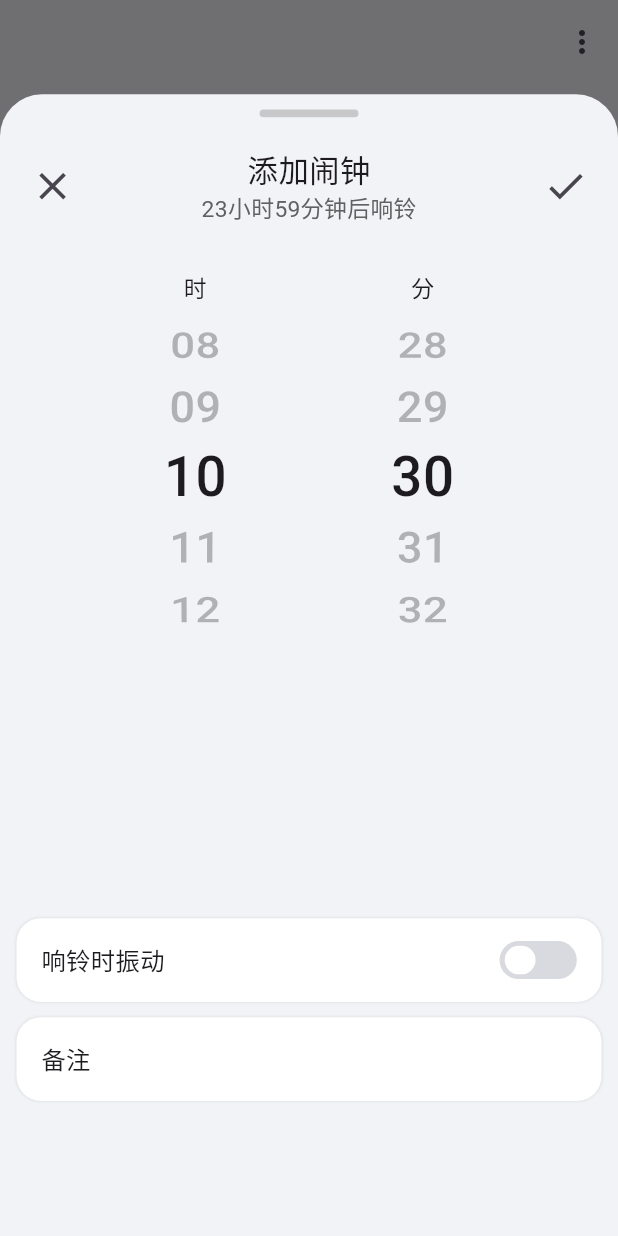
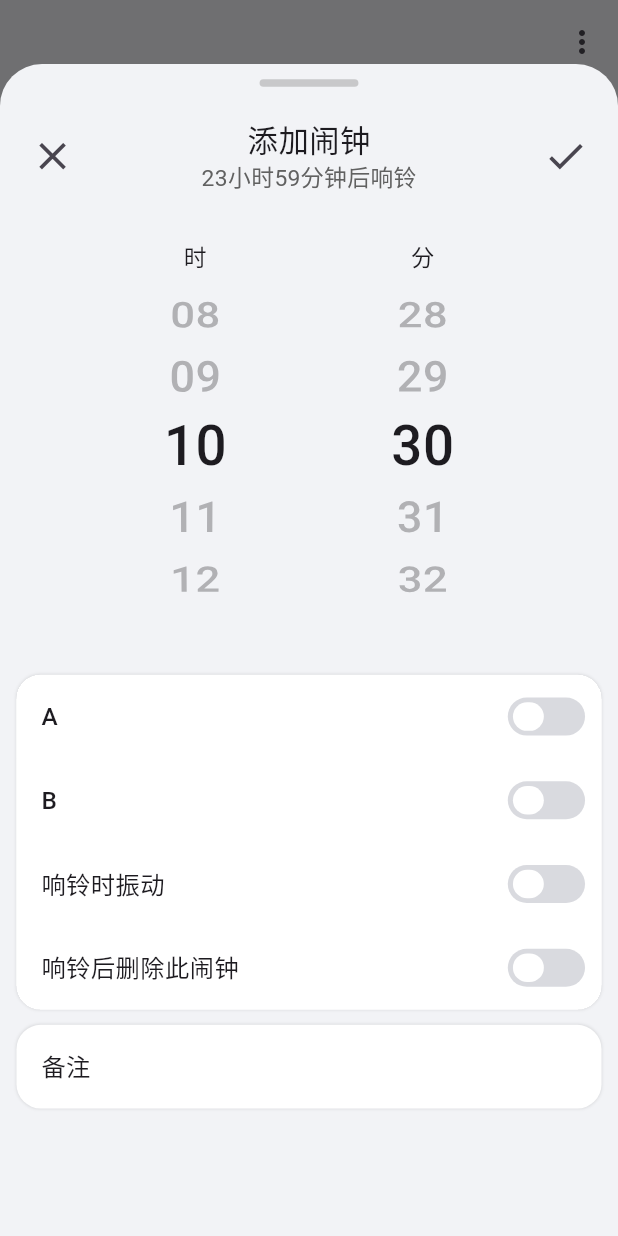
Before and after one commit to dzyz6/Medicine-Alarm, a Flutter app: the screen it shows after launch, after a tap on the "add" icon, after a tap on the "calendar today" icon, after a tap on the "add" icon, on a phone screen of 412 x 824 dp. Run offline on Flutter 3.47's test engine with Material 3 defaults, Android fonts, the phone set to English and light mode, and no system bars; our stand-ins replace flutter_screenutil; missing offline and left inert: dart:ffi.

Commit message:
按钮container布局完成，以及tapcontainer的封装优化

```diff
--- /dev/null
+++ b/lib/common/CommonPrefs.dart
@@ -0,0 +1,27 @@
+import 'package:flutter/cupertino.dart';
+import 'package:flutter/material.dart';
+import 'package:flutter_screenutil/flutter_screenutil.dart';
+
+class CommonPrefs {
+  static margin() {
+    return EdgeInsets.symmetric(horizontal: 10.w, vertical: 5.h);
+  }
+
+  static padding() {
+    return EdgeInsets.symmetric(horizontal: 15.w, vertical: 10.h);
+  }
+
+  static decoration(Color color) {
+    return BoxDecoration(
+        color:color,
+        borderRadius: BorderRadius.all(Radius.circular(16.r)),
+        boxShadow: [
+          BoxShadow(
+            color: Color(0x1A000000), // 透明度26%（比之前的15%稍高），仍浅
+            blurRadius: 1,
+            offset: Offset(0, 0),
+            spreadRadius: 0, // 不扩散，仅边缘有阴影
+          )
+        ]);
+  }
+}
--- a/lib/common/MyButton.dart
+++ b/lib/common/MyButton.dart
@@ -22,7 +22,6 @@ class _MyButtonState extends State<MyButton>
 
   @override
   void dispose() {
-    // TODO: implement dispose
     animationController.dispose();
     super.dispose();
   }
--- a/lib/common/container/MyContainer.dart
+++ b/lib/common/container/MyContainer.dart
@@ -1,43 +1,37 @@
-import 'dart:ffi';
-
-import 'package:flutter/cupertino.dart';
-import 'package:flutter/material.dart';
-import 'package:flutter_screenutil/flutter_screenutil.dart';
-
-class MyContainer extends StatefulWidget {
-  MyContainer({super.key, this.child, this.width, this.height});
-
-  Widget? child;
-  double? width;
-  double? height;
-
-  @override
-  State<MyContainer> createState() => _MyContainerState();
-}
-
-class _MyContainerState extends State<MyContainer> {
-
-  @override
-  Widget build(BuildContext context) {
-    return Container(
-      margin: EdgeInsets.symmetric(horizontal: 10.w,vertical: 5.h),
-      padding: EdgeInsets.symmetric(horizontal: 15.w,vertical: 10.h),
-      width: widget.width,
-      height: widget.height,
-      decoration: BoxDecoration(
-          color: Colors.white,
-          borderRadius: BorderRadius.all(Radius.circular(16.r)),
-        boxShadow:[
-          BoxShadow(
-            color: Color(0x1A000000), // 透明度26%（比之前的15%稍高），仍浅
-            blurRadius: 1,
-            offset: Offset(0, 0),
-            spreadRadius: 0, // 不扩散，仅边缘有阴影
-          )
-        ]
-      ),
-
-      child: widget.child,
-    );
-  }
-}
+// import 'dart:ffi';
+//
+// import 'package:flutter/cupertino.dart';
+// import 'package:flutter/material.dart';
+// import 'package:flutter_screenutil/flutter_screenutil.dart';
+//
+// class MyContainer extends StatelessWidget {
+//   MyContainer({super.key, this.child, this.width, this.height});
+//
+//   Widget? child;
+//   double? width;
+//   double? height;
+//
+//   @override
+//   Widget build(BuildContext context) {
+//     return Container(
+//       margin: EdgeInsets.symmetric(horizontal: 10.w,vertical: 5.h),
+//       padding: EdgeInsets.symmetric(horizontal: 15.w,vertical: 10.h),
+//       width: width,
+//       height: height,
+//       decoration: BoxDecoration(
+//           color: Colors.white,
+//           borderRadius: BorderRadius.all(Radius.circular(16.r)),
+//         boxShadow:[
+//           BoxShadow(
+//             color: Color(0x1A000000), // 透明度26%（比之前的15%稍高），仍浅
+//             blurRadius: 1,
+//             offset: Offset(0, 0),
+//             spreadRadius: 0, // 不扩散，仅边缘有阴影
+//           )
+//         ]
+//       ),
+//
+//       child: child,
+//     );
+//   }
+// }
--- a/lib/common/container/OnTapContainer.dart
+++ b/lib/common/container/OnTapContainer.dart
@@ -4,18 +4,20 @@ import 'package:flutter/cupertino.dart';
 import 'package:flutter/material.dart';
 import 'package:flutter_screenutil/flutter_screenutil.dart';
 import 'package:nhelp/common/Color.dart';
+import 'package:nhelp/common/CommonPrefs.dart';
 
 import '../MyButton.dart';
 
 
 
 
-
+///背景点击连接button的container
 class OnTapContainer extends StatefulWidget {
-  OnTapContainer({super.key, this.onTap,required this.text});
+  OnTapContainer({super.key, this.onTap,required this.text,required this.size});
 
   Function()? onTap;
   String text;
+  double size;
 
   @override
   State<OnTapContainer> createState() => _OnTapContainerState();
@@ -30,7 +32,6 @@ class _OnTapContainerState extends State<OnTapContainer> with SingleTickerProvid
 
   @override
   void initState() {
-    // TODO: implement initState
     super.initState();
     _animationController=AnimationController(vsync: this,duration: Duration(milliseconds: 200));
     _colorAnimation = ColorTween(
@@ -43,7 +44,7 @@ class _OnTapContainerState extends State<OnTapContainer> with SingleTickerProvid
 
   @override
   void dispose() {
-    // TODO: implement dispose
+    valueNotifier.dispose();
     _resetPressTimer?.cancel();
     _animationController.dispose();
     super.dispose();
@@ -70,9 +71,13 @@ class _OnTapContainerState extends State<OnTapContainer> with SingleTickerProvid
 
   @override
   Widget build(BuildContext context) {
+    return LayoutBuilder(
+      builder: (context,constraints) {
+        final parentHeight = constraints.maxHeight;
+        final buttonTop = ((parentHeight-widget.size.h)/2).h;
         return Stack(
+          fit: StackFit.expand,
           children: [
-
             GestureDetector(
               onTapCancel: () {
                 _setPressedState(false);
@@ -92,31 +97,16 @@ class _OnTapContainerState extends State<OnTapContainer> with SingleTickerProvid
                 animation: _colorAnimation,
                 builder: (context,child) {
                   return Container(
-                margin: EdgeInsets.symmetric(horizontal: 10.w,vertical: 5.h),
-                padding: EdgeInsets.symmetric(horizontal: 15.w,vertical: 10.h),
-                height: 55.h,
+                    color:  _colorAnimation.value,
+                    padding: CommonPrefs.padding(),
                     width: double.infinity,
-                decoration: BoxDecoration(
-                    color: _colorAnimation.value,
-                    borderRadius: BorderRadius.all(Radius.circular(16.r)),
-                    boxShadow:[
-                      BoxShadow(
-                        color: Color(0x1A000000), // 透明度26%（比之前的15%稍高），仍浅
-                        blurRadius: 1,
-                        offset: Offset(0, 0),
-                        spreadRadius: 0, // 不扩散，仅边缘有阴影
-                      )
-                    ]
-                ),
-                child: Row(
-                  mainAxisAlignment: MainAxisAlignment.spaceBetween,
-                  children: [
-                    Text(
+                    height: double.infinity,
+                    child: Align(
+                      alignment: Alignment.centerLeft,
+                      child: Text(
                         widget.text,
                         style: TextStyle(fontSize: 16.sp, fontWeight: FontWeight.w500),
                       ),
-
-                  ],
                     ),
                   );
                 }
@@ -124,14 +114,16 @@ class _OnTapContainerState extends State<OnTapContainer> with SingleTickerProvid
             ),
 
             Positioned(
-          top: 20.h,
-          right: 25.w,
+              top: 15.h,
+              right:10.w,
               child: MyButton(
-            size: 25,
+                size: widget.size,
                 valueNotifier: valueNotifier,
               ),
             ),
           ],
         );
       }
+    );
   }
+}
--- a/lib/ui/AlarmPage.dart
+++ b/lib/ui/AlarmPage.dart
@@ -2,6 +2,7 @@ import 'package:flutter/cupertino.dart';
 import 'package:flutter/material.dart';
 import 'package:flutter_screenutil/flutter_screenutil.dart';
 import 'package:nhelp/common/Color.dart';
+import 'package:nhelp/common/CommonPrefs.dart';
 import 'package:nhelp/common/MyButton.dart';
 
 import 'package:nhelp/common/container/OnTapContainer.dart';
@@ -16,7 +17,6 @@ class AlarmPage extends StatefulWidget {
 }
 
 class _AlarmPageState extends State<AlarmPage> {
-
   late FixedExtentScrollController fixedExtentScrollController;
   late FixedExtentScrollController fixedExtentScrollController2;
 
@@ -28,10 +28,10 @@ class _AlarmPageState extends State<AlarmPage> {
     var now = DateTime.now();
 
     fixedExtentScrollController = FixedExtentScrollController(
-      initialItem: now.hour ,
+      initialItem: now.hour,
     );
     fixedExtentScrollController2 = FixedExtentScrollController(
-      initialItem: now.minute ,
+      initialItem: now.minute,
     );
 
     fixedExtentScrollController.addListener(timeCalculate);
@@ -52,17 +52,25 @@ class _AlarmPageState extends State<AlarmPage> {
 
   Duration timeCalculate() {
     DateTime dateTime = DateTime.now();
-    if (!fixedExtentScrollController.hasClients || !fixedExtentScrollController2.hasClients) {
-      return Duration(hours:23,minutes:  59); // 或其他默认值
+    if (!fixedExtentScrollController.hasClients ||
+        !fixedExtentScrollController2.hasClients) {
+      return Duration(hours: 23, minutes: 59); // 或其他默认值
     }
-    DateTime dateTime2 = DateTime(dateTime.year, dateTime.month, dateTime.day,
+    DateTime dateTime2 = DateTime(
+        dateTime.year,
+        dateTime.month,
+        dateTime.day,
         fixedExtentScrollController.selectedItem,
-        fixedExtentScrollController2.selectedItem,0,0);
-    if(dateTime.isBefore(dateTime2)){
+        fixedExtentScrollController2.selectedItem,
+        0,
+        0);
+    if (dateTime.isBefore(dateTime2)) {
       return dateTime2.difference(dateTime);
-    }
-    else{
-      DateTime dateTime3 = DateTime(dateTime.year, dateTime.month, dateTime.day+1,
+    } else {
+      DateTime dateTime3 = DateTime(
+          dateTime.year,
+          dateTime.month,
+          dateTime.day + 1,
           fixedExtentScrollController.selectedItem,
           fixedExtentScrollController2.selectedItem);
       return dateTime3.difference(dateTime);
@@ -90,7 +98,6 @@ class _AlarmPageState extends State<AlarmPage> {
                     style: TextStyle(fontSize: 30.sp),
                   ),
                 )),
-
           ],
         ),
         floatingButton(),
@@ -113,7 +120,7 @@ class _AlarmPageState extends State<AlarmPage> {
               context: context,
               builder: (context) {
                 return SizedBox(
-                  height: 750.h,
+                  height: 770.h,
                   width: double.infinity,
                   child: Column(
                     children: [
@@ -133,21 +140,75 @@ class _AlarmPageState extends State<AlarmPage> {
 
                       //功能行
                       addAlarmAppbar(),
-                      SizedBox(height: 20.h,),
+                      SizedBox(
+                        height: 20.h,
+                      ),
                       //滚轮挑选
                       chooseAlarm(),
-                      SizedBox(height: 20.h,),
-                      OnTapContainer(text: "响铃时振动",),
-                      MyContainer(
+
+                      SingleChildScrollView(
+                        physics:  AlwaysScrollableScrollPhysics(),
+                        child: Column(
+                          mainAxisSize: MainAxisSize.min,
+                          children: [
+                            Container(
+                                height: (55.h)*4,
+                                width: double.infinity,
+                                clipBehavior: Clip.hardEdge,
+                                decoration: CommonPrefs.decoration(Colors.white),
+                                margin: CommonPrefs.margin(),
+                                child: Column(
+                                  children: [
+                                    SizedBox(
+                                      height:55.h,
+                                      child: OnTapContainer(
+                                        size: 25,
+                                        text: "A",
+                                      ),
+                                    ),
+                                    SizedBox(
+                                      height:55.h,
+                                      child: OnTapContainer(
+                                        size: 25,
+                                        text: "B",
+                                      ),
+                                    ),
+                                    SizedBox(
+                                      height:55.h,
+                                      child: OnTapContainer(
+                                        size: 25,
+                                        text: "响铃时振动",
+                                      ),
+                                    ),
+                                    SizedBox(
+                                      height:55.h,
+                                      child: OnTapContainer(
+                                        size: 25,
+                                        text: "响铃后删除此闹钟",
+                                      ),
+                                    ),
+                                  ],
+                                )),
+                            Container(
                               height: 55.h,
                               width: double.infinity,
+                              clipBehavior: Clip.hardEdge,
+                              decoration: CommonPrefs.decoration(Colors.white),
+                              margin: CommonPrefs.margin(),
+                              padding: CommonPrefs.padding(),
                               child: Row(
                                 children: [
-                            Text("备注",style: TextStyle(fontSize: 16.sp,fontWeight: FontWeight.w500),),
+                                  Text(
+                                    "备注",
+                                    style: TextStyle(
+                                        fontSize: 16.sp, fontWeight: FontWeight.w500),
+                                  ),
                                 ],
                               ),
                             ),
-
+                          ],
+                        ),
+                      )
                     ],
                   ),
                 );
@@ -194,22 +255,26 @@ class _AlarmPageState extends State<AlarmPage> {
                 size: 30.sp,
               )),
           ListenableBuilder(
-            listenable:  Listenable.merge([fixedExtentScrollController, fixedExtentScrollController2]),
-            builder: (context,child) {
+              listenable: Listenable.merge(
+                  [fixedExtentScrollController, fixedExtentScrollController2]),
+              builder: (context, child) {
                 return Column(
                   children: [
                     Text(
                       "添加闹钟",
                       style: TextStyle(fontSize: 20.sp),
                     ),
-                  Text((timeCalculate().inHours==0)&&(timeCalculate().inMinutes%60)==0?"不到1分钟后响铃"
-                    :"${timeCalculate().inHours}小时${timeCalculate().inMinutes%60}分钟后响铃",
-                    style: TextStyle(fontSize: 15.sp, color: Colors.grey[700]),
+                    Text(
+                      (timeCalculate().inHours == 0) &&
+                              (timeCalculate().inMinutes % 60) == 0
+                          ? "不到1分钟后响铃"
+                          : "${timeCalculate().inHours}小时${timeCalculate().inMinutes % 60}分钟后响铃",
+                      style:
+                          TextStyle(fontSize: 15.sp, color: Colors.grey[700]),
                     )
                   ],
                 );
-            }
-          ),
+              }),
           IconButton(
               onPressed: () {},
               icon: Icon(
@@ -222,18 +287,22 @@ class _AlarmPageState extends State<AlarmPage> {
   }
 
   Widget chooseAlarm() {
-
     return Padding(
       padding: EdgeInsets.symmetric(horizontal: 50.w),
       child: Row(
         mainAxisAlignment: MainAxisAlignment.spaceBetween,
         children: [
           SizedBox(
-            height: 400.h,
+            height: 280.h,
             child: Column(
               children: [
-                Text("时", style: TextStyle(fontSize: 15.sp),),
-                SizedBox(height: 15.h,),
+                Text(
+                  "时",
+                  style: TextStyle(fontSize: 15.sp),
+                ),
+                SizedBox(
+                  height: 15.h,
+                ),
                 SizedBox(
                   height: 200.h,
                   width: 137.w,
@@ -245,22 +314,29 @@ class _AlarmPageState extends State<AlarmPage> {
                       controller: fixedExtentScrollController,
                       physics: FixedExtentScrollPhysics(),
                       itemExtent: 45.h,
-                      childDelegate:
-                      ListWheelChildBuilderDelegate(builder: (context, index) {
-                        return Text("${index % 24}".padLeft(2, '0'),
+                      childDelegate: ListWheelChildBuilderDelegate(
+                          builder: (context, index) {
+                        return Text(
+                          "${index % 24}".padLeft(2, '0'),
                           style: TextStyle(
-                              fontSize: 30.sp, fontWeight: FontWeight.w500),);
+                              fontSize: 30.sp, fontWeight: FontWeight.w500),
+                        );
                       })),
                 ),
               ],
             ),
           ),
           SizedBox(
-            height: 400.h,
+            height: 280.h,
             child: Column(
               children: [
-                Text("分", style: TextStyle(fontSize: 15.sp),),
-                SizedBox(height: 15.h,),
+                Text(
+                  "分",
+                  style: TextStyle(fontSize: 15.sp),
+                ),
+                SizedBox(
+                  height: 15.h,
+                ),
                 SizedBox(
                   height: 200.h,
                   width: 137.w,
@@ -272,11 +348,13 @@ class _AlarmPageState extends State<AlarmPage> {
                       controller: fixedExtentScrollController2,
                       physics: FixedExtentScrollPhysics(),
                       itemExtent: 45.h,
-                      childDelegate:
-                      ListWheelChildBuilderDelegate(builder: (context, index) {
-                        return Text("${index % 60}".padLeft(2, '0'),
+                      childDelegate: ListWheelChildBuilderDelegate(
+                          builder: (context, index) {
+                        return Text(
+                          "${index % 60}".padLeft(2, '0'),
                           style: TextStyle(
-                              fontSize: 30.sp, fontWeight: FontWeight.w500),);
+                              fontSize: 30.sp, fontWeight: FontWeight.w500),
+                        );
                       })),
                 ),
               ],
--- a/lib/ui/AskPage.dart
+++ b/lib/ui/AskPage.dart
@@ -137,7 +137,7 @@ class _MyMedicineState extends State<MyMedicine> {
 
   @override
   Widget build(BuildContext context) {
-    return MyContainer(
+    return Container(
       child: Row(
         children: [
           Container(
```
Lines whose indentation alone changed are shown as unchanged.
